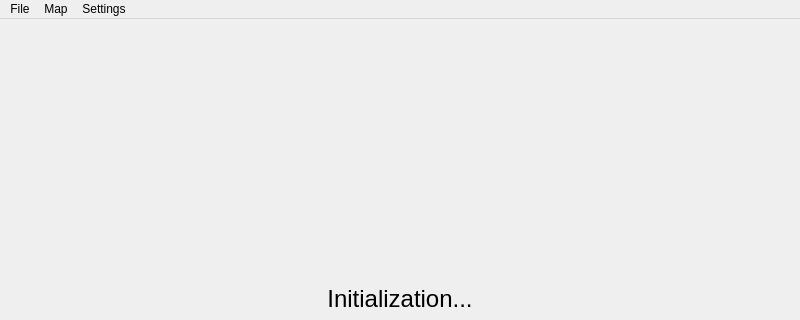
The window that src/ARM_OD_viewCore/MainWindow.ui (nevaeh82/arm_od) describes before a commit, drawn with Qt 5; both pictures show x 0 to 800 and y 0 to 320 of the 800 by 600 pixel window.
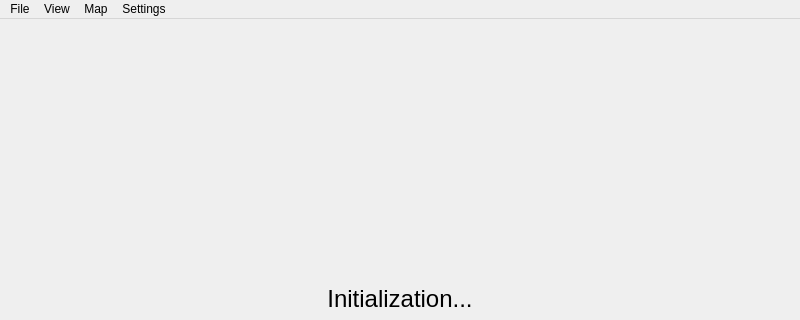
The same window after the commit.

The edit to the form file:
```diff
--- a/src/ARM_OD_viewCore/MainWindow.ui
+++ b/src/ARM_OD_viewCore/MainWindow.ui
@@ -127,7 +127,13 @@
     </property>
     <addaction name="actionKoordinatometriyaParameters"/>
    </widget>
+   <widget class="QMenu" name="menuView">
+    <property name="title">
+     <string>View</string>
+    </property>
+   </widget>
    <addaction name="menuFile"/>
+   <addaction name="menuView"/>
    <addaction name="menuMap"/>
    <addaction name="menuSettings"/>
   </widget>
```
